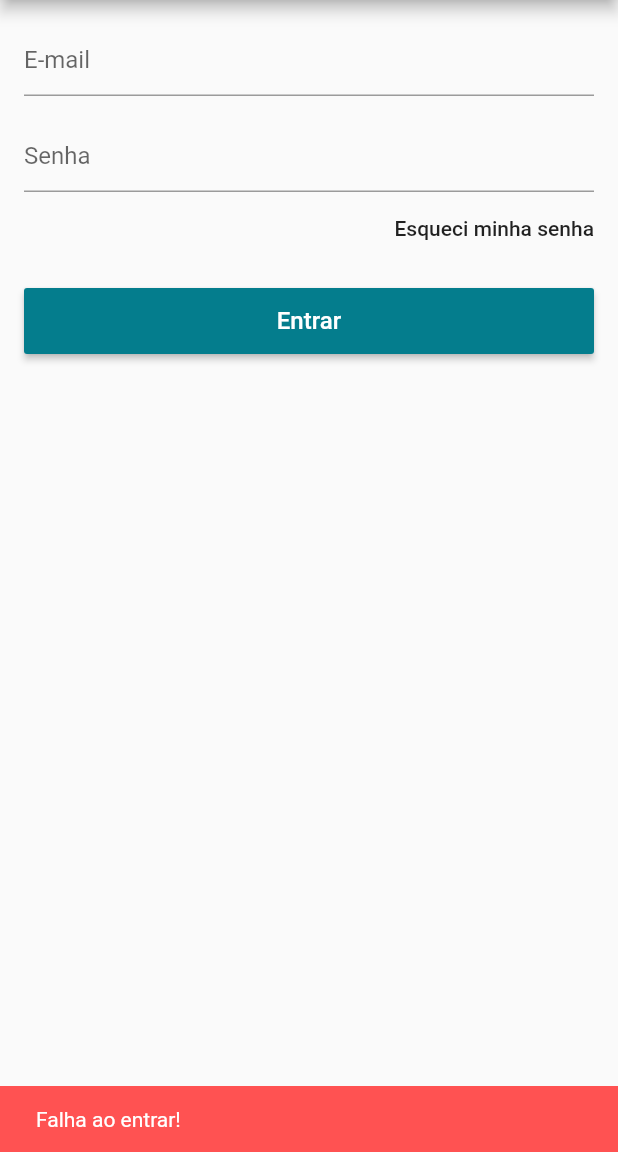
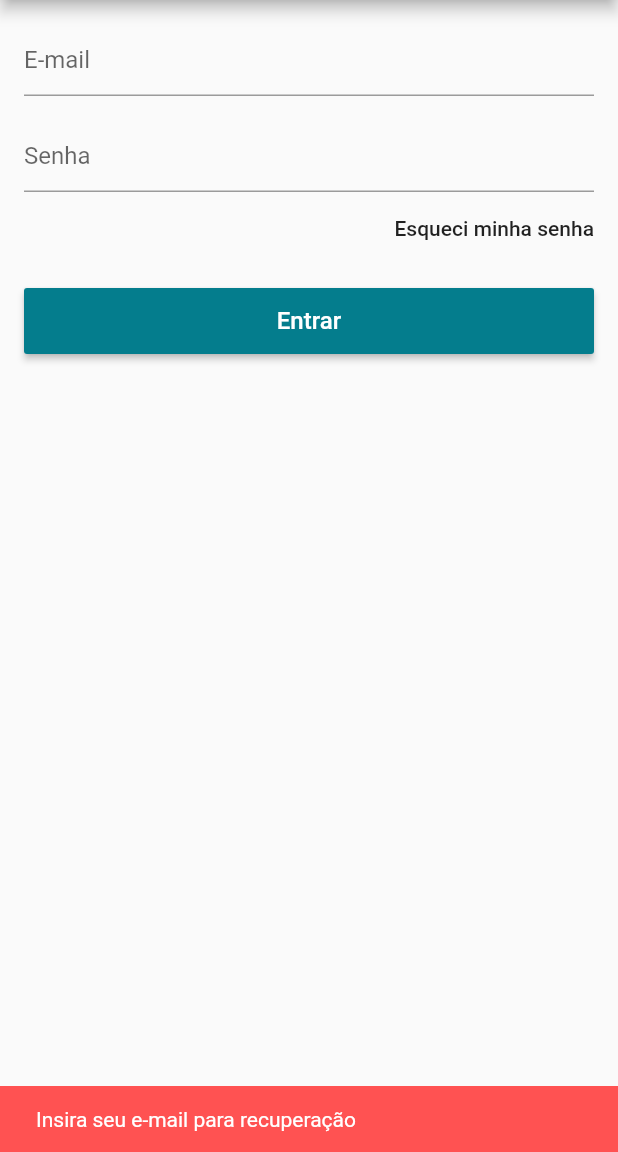
Before and after one commit to mbrufatto/CursoFlutter, a Flutter app: the LoginScreen screen opened directly, after a tap on "Esqueci minha senha", on a phone screen of 412 x 824 dp, the part 84-1236 px from its top. Run offline on Flutter 3.47's test engine with Material 2 defaults, Android fonts, the phone set to English and light mode, and no system bars; our stand-ins replace carousel_pro, cloud_firestore, firebase_auth, firebase_storage, google_sign_in, image_picker and 3 more; accounts and stored records are empty.

Commit message:
Fluxo do login finalizado

```diff
--- a/lojavirtual/lib/models/user_model.dart
+++ b/lojavirtual/lib/models/user_model.dart
@@ -76,8 +76,8 @@ class UserModel extends Model {
     notifyListeners();
   }
 
-  void recoverPass() {
-
+  void recoverPass(String email) {
+    _auth.sendPasswordResetEmail(email: email);
   }
 
   bool isLoggedIn() {
--- a/lojavirtual/lib/screens/login_screen.dart
+++ b/lojavirtual/lib/screens/login_screen.dart
@@ -75,11 +75,22 @@ class _LoginScreenState extends State<LoginScreen> {
                     onPressed: (){
                       if(_emailController.text.isEmpty)
                         _scaffoldKey.currentState.showSnackBar(
-                          SnackBar(content: Text("Falha ao entrar!"),
+                          SnackBar(content: Text(
+                              "Insira seu e-mail para recuperação"),
                             backgroundColor: Colors.redAccent,
                             duration: Duration(seconds: 2),
                           )
                         );
+                      else {
+                        model.recoverPass(_emailController.text);
+                        _scaffoldKey.currentState.showSnackBar(
+                            SnackBar(content: Text(
+                                "Confira seu e-mail"),
+                              backgroundColor: Theme.of(context).primaryColor,
+                              duration: Duration(seconds: 2),
+                            )
+                        );
+                      }
                     },
                     child: Text("Esqueci minha senha",
                         textAlign: TextAlign.right
```
